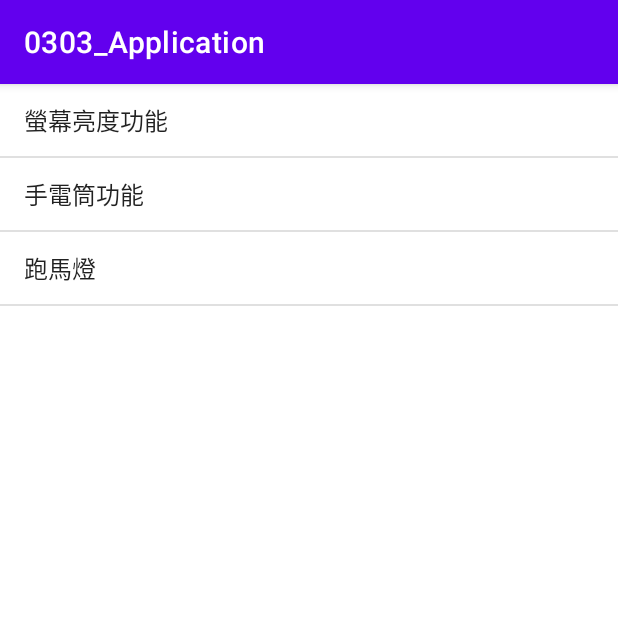
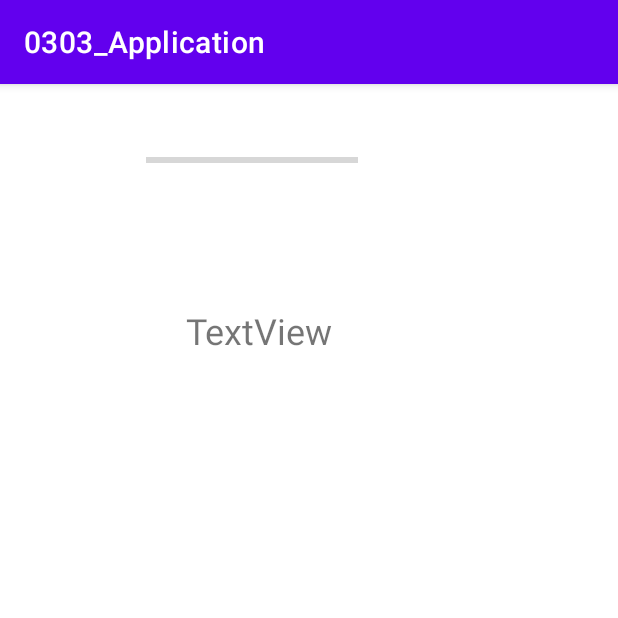
Before and after one commit to Jane0731/ControlScreenLightApp, an Android app: the MenuActivity screen opened directly, with no data from a screen before it, after a tap on "跑馬燈", on a phone screen of 412 x 824 dp, the top half of it. Run offline under Robolectric (Android 15) with nearby library versions, the phone set to English and light mode, and no system bars.

Commit message:
sensorActivity Example Code

```diff
--- a/app/src/main/AndroidManifest.xml
+++ b/app/src/main/AndroidManifest.xml
@@ -2,8 +2,9 @@
 <manifest xmlns:android="http://schemas.android.com/apk/res/android"
     xmlns:tools="http://schemas.android.com/tools"
     package="com.example.a0303_application">
-    <uses-permission android:name="android.permission.CAMERA"/>
-    <uses-permission android:name="android.permission.FLASHLIGHT"/>
+
+    <uses-permission android:name="android.permission.CAMERA" />
+    <uses-permission android:name="android.permission.FLASHLIGHT" />
 
     <application
         android:allowBackup="true"
@@ -16,6 +17,9 @@
         android:theme="@style/Theme.0303_Application"
         tools:targetApi="31">
         <activity
+            android:name=".SensorLightActivity"
+            android:exported="false"/>
+        <activity
             android:name=".FlashlightActivity"
             android:exported="false" />
         <activity
@@ -27,11 +31,10 @@
         <activity
             android:name=".MainActivity"
             android:exported="true">
-            <intent-filter>
-                <action android:name="android.intent.action.MAIN" />
-
-                <category android:name="android.intent.category.LAUNCHER" />
-            </intent-filter>
+                <intent-filter>
+                    <action android:name="android.intent.action.MAIN" />
+                    <category android:name="android.intent.category.LAUNCHER" />
+                </intent-filter>
         </activity>
     </application>
 
--- a/app/src/main/java/com/example/a0303_application/MenuActivity.kt
+++ b/app/src/main/java/com/example/a0303_application/MenuActivity.kt
@@ -19,7 +19,7 @@ class MenuActivity : AppCompatActivity() {
                 when (p2) {
                     0 -> onClickScreenLight()
                     1 -> onClickFlashlight()
-                    2 -> "Empty"
+                    2 -> onClickSensorlight()
                 }
             }
         }
@@ -32,4 +32,8 @@ class MenuActivity : AppCompatActivity() {
         val i= Intent(this,FlashlightActivity::class.java)
         startActivity(i)
     }
+    private fun onClickSensorlight(){
+        val i= Intent(this,SensorLightActivity::class.java)
+        startActivity(i)
+    }
 }
--- /dev/null
+++ b/app/src/main/java/com/example/a0303_application/SensorLightActivity.kt
@@ -0,0 +1,44 @@
+package com.example.a0303_application
+
+import android.content.Context
+import android.hardware.Sensor
+import android.hardware.SensorEvent
+import android.hardware.SensorEventListener
+import android.hardware.SensorManager
+import android.os.Build
+import androidx.appcompat.app.AppCompatActivity
+import android.os.Bundle
+import android.util.Log
+import android.widget.ProgressBar
+import android.widget.TextView
+import androidx.annotation.RequiresApi
+import com.example.a0303_application.databinding.ActivityScreenLightBinding
+import com.example.a0303_application.databinding.ActivitySensorLightBinding
+
+class SensorLightActivity : AppCompatActivity(),SensorEventListener {
+    private lateinit var binding: ActivitySensorLightBinding
+    private lateinit var sensorManager:SensorManager
+    private var light:Sensor?=null
+    private lateinit var lightText:TextView
+    private lateinit var lightProgressbar:ProgressBar
+    override fun onCreate(savedInstanceState: Bundle?) {
+        super.onCreate(savedInstanceState)
+        binding= ActivitySensorLightBinding.inflate(layoutInflater)
+        setContentView(binding.root)
+    }
+
+    @RequiresApi(Build.VERSION_CODES.N)
+    override fun onSensorChanged(p0: SensorEvent) {
+
+    }
+
+    override fun onAccuracyChanged(p0: Sensor, p1: Int) {
+    }
+
+    private fun setScreenLight(lightValue:Float){
+        val lp = window.attributes
+        //screenBrightness的值範圍為0~1 單位為float
+        lp.screenBrightness = java.lang.Float.valueOf(lightValue)
+        window.attributes = lp
+    }
+}
--- /dev/null
+++ b/app/src/main/res/layout/activity_sensor_light.xml
@@ -0,0 +1,28 @@
+<?xml version="1.0" encoding="utf-8"?>
+<androidx.constraintlayout.widget.ConstraintLayout xmlns:android="http://schemas.android.com/apk/res/android"
+    xmlns:app="http://schemas.android.com/apk/res-auto"
+    xmlns:tools="http://schemas.android.com/tools"
+    android:layout_width="match_parent"
+    android:layout_height="match_parent"
+    tools:context=".SensorLightActivity">
+    <TextView
+        android:id="@+id/textView4"
+        android:layout_width="wrap_content"
+        android:layout_height="wrap_content"
+        android:layout_marginStart="124dp"
+        android:layout_marginTop="148dp"
+        android:text="TextView"
+        android:textSize="24sp"
+        app:layout_constraintStart_toStartOf="parent"
+        app:layout_constraintTop_toTopOf="parent" />
+    <ProgressBar
+        android:id="@+id/lightProgressBar"
+        style="@style/Widget.AppCompat.ProgressBar.Horizontal"
+        android:layout_width="141dp"
+        android:layout_height="101dp"
+        android:layout_marginStart="97dp"
+        android:max="200"
+        android:min="0"
+        app:layout_constraintStart_toStartOf="parent"
+        app:layout_constraintTop_toTopOf="parent" />
+</androidx.constraintlayout.widget.ConstraintLayout>
```
